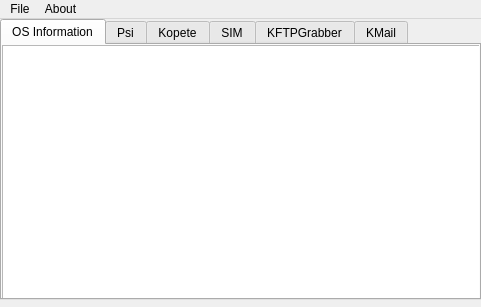
Before: the Qt Designer form mainwindow.ui in CryptoManiac/pswdrec, drawn with Qt 5.
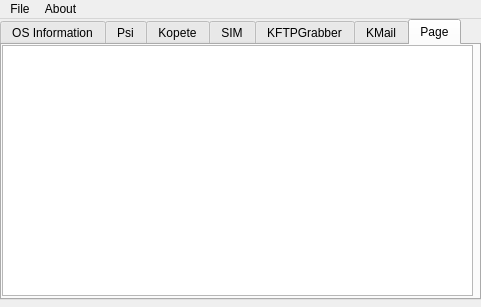
After: the same form once the commit is applied. Icons and pictures are not drawn.

Patch:
```diff
--- a/mainwindow.ui
+++ b/mainwindow.ui
@@ -46,7 +46,7 @@
      <bool>false</bool>
     </property>
     <property name="currentIndex">
-     <number>0</number>
+     <number>6</number>
     </property>
     <widget class="QWidget" name="tab">
      <property name="enabled">
@@ -153,6 +153,21 @@
       </property>
      </widget>
     </widget>
+    <widget class="QWidget" name="tab_7">
+     <attribute name="title">
+      <string>Page</string>
+     </attribute>
+     <widget class="QTextBrowser" name="textBrowser_3">
+      <property name="geometry">
+       <rect>
+        <x>0</x>
+        <y>0</y>
+        <width>471</width>
+        <height>251</height>
+       </rect>
+      </property>
+     </widget>
+    </widget>
    </widget>
   </widget>
   <widget class="QMenuBar" name="menuBar">
```
Left out of the diff: 2 changed lines with no effect on the pictures.
